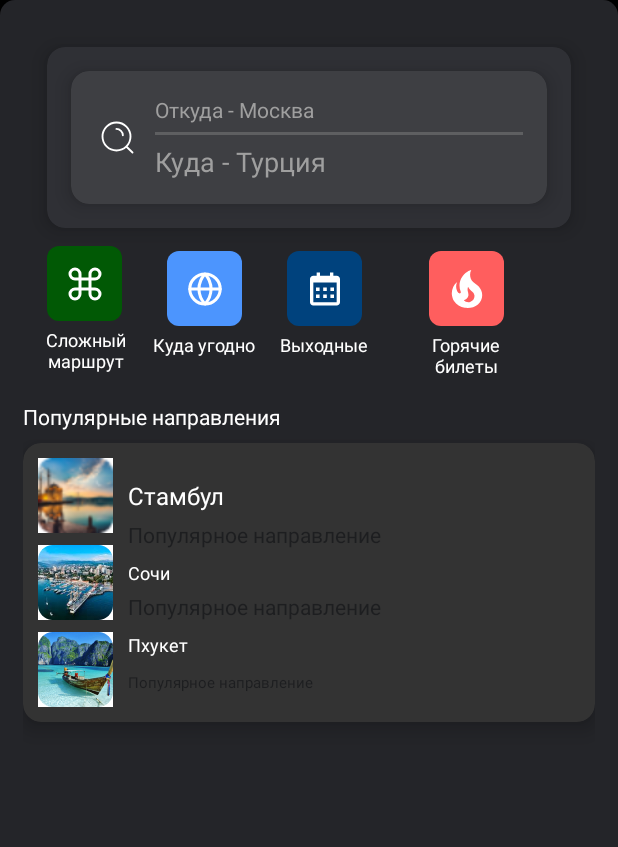
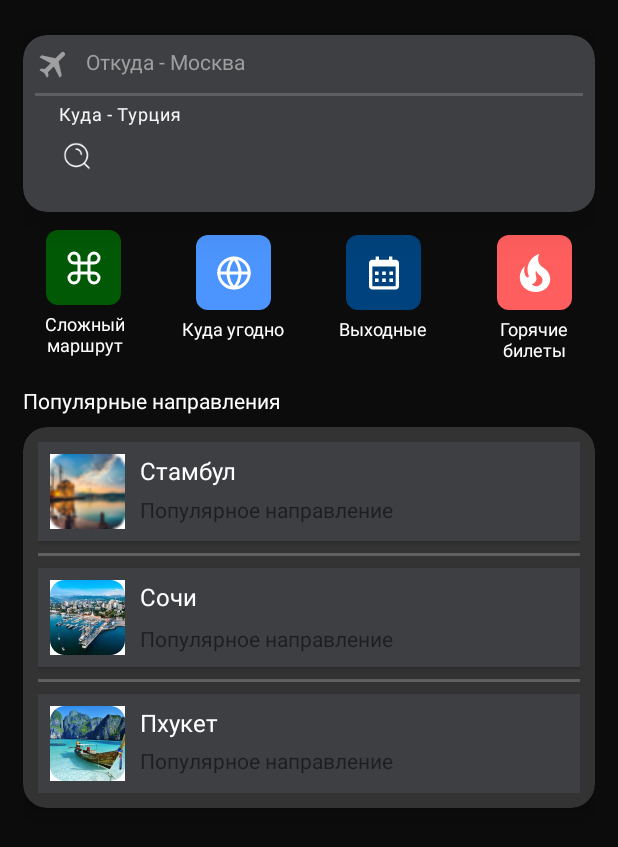
Before and after one commit to AlexeyLomakin/TicketSales, an Android app: the fragment BottomSheetFragment placed in its activity, on a phone screen of 412 x 824 dp. Shown: the top 847 px of the screen. Run offline under Robolectric (Android 15) with nearby library versions, the phone set to English and light mode, and no system bars; our stand-ins replace Dagger/Hilt's generated code, navigation-ui; libraries missing offline, so code that uses them is left out: by.kirich1409.viewbindingdelegate; network calls fail; 5 statements that could not run were skipped.

Commit message:
доделал BottomSheetFragment, добавив обрабокту кнопок. Добавил ChoosingCountryFragment и связанные с ним файлы

```diff
--- a/data/src/main/java/com/data/TicketsService.kt
+++ b/data/src/main/java/com/data/TicketsService.kt
@@ -10,9 +10,9 @@ interface TicketsService {
     @GET("ad9a46ba-276c-4a81-88a6-c068e51cce3a")
     suspend fun getAllOffers(): Response<OffersResponse>
 
-    @GET
+    @GET("c0464573-5a13-45c9-89f8-717436748b69")
     suspend fun getAllTickets(): Flow<List<Tickets>>
 
-    @GET
+    @GET("38b5205d-1a3d-4c2f-9d77-2f9d1ef01a4a")
     suspend fun getAllTicketOffers(): Flow<List<TicketOffers>>
 }
--- a/domain/src/main/java/com/domain/AirTicketsRepository.kt
+++ b/domain/src/main/java/com/domain/AirTicketsRepository.kt
@@ -5,7 +5,9 @@ import kotlinx.coroutines.flow.Flow
 
 interface AirTicketsRepository {
 
-    suspend fun getAllTickets(): Flow<List<TicketsDomainEntity>>
+    fun getAllTickets(): Flow<List<TicketsDomainEntity>>
 
-    suspend fun getAllOffers(): Flow<List<OffersDomainEntity>>
+    fun getAllOffers(): Flow<List<OffersDomainEntity>>
+
+    fun getAllTicketsOffers(): Flow<List<TicketsDomainEntity>>
 }
--- a/presentation/src/main/java/com/presentation/ui/BottomSheetFragment.kt
+++ b/presentation/src/main/java/com/presentation/ui/BottomSheetFragment.kt
@@ -2,7 +2,7 @@ package com.presentation.ui
 
 import android.app.Dialog
 import android.os.Bundle
-import android.view.LayoutInflater
+import android.text.Editable
 import android.view.View
 import android.view.ViewGroup
 import android.widget.FrameLayout
@@ -40,8 +40,45 @@ class BottomSheetFragment : BottomSheetDialogFragment(R.layout.bottom_sheet_sear
 
     override fun onViewCreated(view: View, savedInstanceState: Bundle?) {
         super.onViewCreated(view, savedInstanceState)
-        val departure = arguments?.getString(ARG_DEPARTURE) ?: ""
-        viewBinding.departure.text = departure
+        with(viewBinding) {
+            departure.text = arguments?.getString(ARG_DEPARTURE) ?: ""
+
+            anywhereButton.setOnClickListener  {
+                arrival.text = Editable.Factory.getInstance().newEditable(getString(R.string.anywhere))
+            }
+
+            difficultRouteButton.setOnClickListener  {
+                requireActivity().supportFragmentManager
+                    .beginTransaction()
+                    .replace(R.id.fragment_container_view, CapFragment())
+                    .commit()
+            }
+
+            weekendsButton.setOnClickListener  {
+                requireActivity().supportFragmentManager
+                    .beginTransaction()
+                    .replace(R.id.fragment_container_view, CapFragment())
+                    .commit()
+            }
+
+            hotTicketsButton.setOnClickListener  {
+                requireActivity().supportFragmentManager
+                    .beginTransaction()
+                    .replace(R.id.fragment_container_view, CapFragment())
+                    .commit()
+            }
+
+            istanbulCard.setOnClickListener {
+                arrival.text = Editable.Factory.getInstance().newEditable(getString(R.string.istanbul_name))
+            }
+            sochiCard.setOnClickListener {
+                arrival.text = Editable.Factory.getInstance().newEditable(getString(R.string.sochi_name))
+            }
+            phuketCard.setOnClickListener {
+                arrival.text = Editable.Factory.getInstance().newEditable(getString(R.string.phuket_name))
+            }
+
+        }
     }
 
     companion object {
--- a/presentation/src/main/res/layout/bottom_sheet_search.xml
+++ b/presentation/src/main/res/layout/bottom_sheet_search.xml
@@ -3,31 +3,25 @@
     xmlns:app="http://schemas.android.com/apk/res-auto"
     android:layout_width="match_parent"
     android:layout_height="match_parent"
+    android:background="#0C0C0C"
     android:padding="15dp">
-
-    <androidx.cardview.widget.CardView
-        android:id="@+id/search_card_container"
-        android:layout_width="match_parent"
-        android:layout_height="wrap_content"
-        android:layout_margin="16dp"
-        app:cardCornerRadius="12dp"
-        app:cardElevation="8dp"
-        android:backgroundTint="#2F3035"
-        app:layout_constraintTop_toTopOf="parent">
 
     <androidx.cardview.widget.CardView
         android:id="@+id/card_search"
         android:layout_width="match_parent"
         android:layout_height="wrap_content"
-            android:layout_margin="16dp"
-            app:cardCornerRadius="12dp"
-            app:cardElevation="8dp"
-            android:backgroundTint="#3E3F43">
+        app:cardCornerRadius="16dp"
+        app:cardElevation="20dp"
+        android:layout_marginTop="8dp"
+        android:backgroundTint="#3E3F43"
+        app:layout_constraintTop_toTopOf="parent"
+        android:layout_marginBottom="10dp"
+        app:layout_constraintBottom_toTopOf="@+id/difficult_route_button">
 
         <androidx.constraintlayout.widget.ConstraintLayout
             android:layout_width="match_parent"
             android:layout_height="wrap_content"
-                android:padding="16dp">
+            android:padding="8dp">
 
             <TextView
                 android:id="@+id/departure"
@@ -35,23 +29,15 @@
                 android:layout_height="wrap_content"
                 android:hint="@string/departure_hint"
                 android:inputType="text"
-                    android:layout_marginStart="40dp"
                 android:textColor="@color/white"
                 android:textColorHint="#9F9F9F"
+                android:drawableLeft="@drawable/airplane_grey"
+                android:drawablePadding="10dp"
                 android:background="@android:color/transparent"
                 app:layout_constraintStart_toStartOf="parent"
                 app:layout_constraintTop_toTopOf="parent"
                 app:layout_constraintEnd_toEndOf="parent"
                 app:layout_constraintBottom_toTopOf="@id/divider_view"/>
-
-                <ImageView
-                    android:id="@+id/search_icon"
-                    android:layout_width="30dp"
-                    android:layout_height="30dp"
-                    android:src="@drawable/search_icon"
-                    app:layout_constraintStart_toStartOf="parent"
-                    app:layout_constraintTop_toTopOf="parent"
-                    app:layout_constraintBottom_toBottomOf="parent"/>
 
             <View
                 android:id="@+id/divider_view"
@@ -62,42 +48,48 @@
                 app:layout_constraintEnd_toEndOf="@+id/departure"
                 app:layout_constraintStart_toStartOf="@+id/departure"
                 app:layout_constraintTop_toBottomOf="@+id/departure"
-                    app:layout_constraintBottom_toTopOf="@+id/arrival" />
+                app:layout_constraintBottom_toTopOf="@+id/til_arrival" />
 
+            <com.google.android.material.textfield.TextInputLayout
+                android:id="@+id/til_arrival"
+                android:layout_width="match_parent"
+                android:layout_height="wrap_content"
+                android:layout_marginTop="5dp"
+                app:endIconMode="clear_text"
+                app:layout_constraintEnd_toEndOf="@id/divider_view"
+                app:layout_constraintStart_toStartOf="@id/divider_view"
+                app:layout_constraintTop_toBottomOf="@id/divider_view" >
                 <com.google.android.material.textfield.TextInputEditText
                     android:id="@+id/arrival"
-                    android:layout_width="0dp"
+                    android:layout_width="match_parent"
                     android:layout_height="wrap_content"
                     android:background="@android:color/transparent"
+                    android:drawableLeft="@drawable/search_icon"
+                    android:drawablePadding="10dp"
+                    android:hint="@string/arrival_hint"
                     android:inputType="text"
-                    android:layout_marginTop="5dp"
-                    android:hint="@string/arrival_hint"
-                    android:textColorHint="#9F9F9F"
                     android:textColor="@color/white"
-                    app:layout_constraintTop_toBottomOf="@id/divider_view"
-                    app:layout_constraintStart_toStartOf="@id/divider_view"
-                    app:layout_constraintEnd_toEndOf="@id/divider_view"/>
+                    android:textColorHint="#9F9F9F" />
+            </com.google.android.material.textfield.TextInputLayout>
 
         </androidx.constraintlayout.widget.ConstraintLayout>
 
     </androidx.cardview.widget.CardView>
-
-    </androidx.cardview.widget.CardView>
-
 
     <ImageButton
         android:id="@+id/difficult_route_button"
         android:layout_width="50dp"
         android:layout_height="50dp"
         android:layout_marginTop="12dp"
+        android:layout_marginStart="15dp"
         android:background="@drawable/roundcorner"
         android:backgroundTint="@color/dark_green"
         android:clickable="true"
         android:focusable="true"
         android:scaleType="center"
         android:src="@drawable/difficult_route"
-        app:layout_constraintStart_toStartOf="@+id/search_card_container"
-        app:layout_constraintTop_toBottomOf="@+id/search_card_container" />
+        app:layout_constraintStart_toStartOf="@+id/card_search"
+        app:layout_constraintTop_toBottomOf="@+id/card_search" />
 
     <TextView
         android:id="@+id/tv_difficult_route"
@@ -116,7 +108,7 @@
         android:id="@+id/anywhere_button"
         android:layout_width="50dp"
         android:layout_height="50dp"
-        android:layout_marginStart="30dp"
+        android:layout_marginStart="50dp"
         android:layout_marginTop="15dp"
         android:backgroundTint="@color/blue"
         android:background="@drawable/roundcorner"
@@ -125,14 +117,14 @@
         android:scaleType="center"
         android:src="@drawable/anywhere"
         app:layout_constraintStart_toEndOf="@id/difficult_route_button"
-        app:layout_constraintTop_toBottomOf="@+id/search_card_container"
+        app:layout_constraintTop_toBottomOf="@+id/card_search"
         app:cardCornerRadius="12dp"/>
 
     <TextView
         android:id="@+id/tv_anywhere"
         android:layout_width="wrap_content"
         android:layout_height="wrap_content"
-        android:text="Куда угодно"
+        android:text="@string/anywhere"
         android:textColor="@color/white"
         android:textSize="12sp"
         android:gravity="center"
@@ -145,7 +137,7 @@
         android:id="@+id/weekends_button"
         android:layout_width="50dp"
         android:layout_height="50dp"
-        android:layout_marginStart="30dp"
+        android:layout_marginStart="50dp"
         android:layout_marginTop="15dp"
         android:backgroundTint="@color/dark_blue"
         android:background="@drawable/roundcorner"
@@ -154,7 +146,7 @@
         android:scaleType="center"
         android:src="@drawable/weekends"
         app:layout_constraintStart_toEndOf="@id/anywhere_button"
-        app:layout_constraintTop_toBottomOf="@+id/search_card_container"
+        app:layout_constraintTop_toBottomOf="@+id/card_search"
         app:cardCornerRadius="12dp"/>
 
     <TextView
@@ -176,14 +168,14 @@
         android:layout_height="50dp"
         android:layout_marginTop="15dp"
         android:backgroundTint="@color/red"
+        android:layout_marginEnd="15dp"
         android:background="@drawable/roundcorner"
         android:clickable="true"
         android:focusable="true"
         android:scaleType="center"
         android:src="@drawable/hot_tickets"
-        app:layout_constraintStart_toEndOf="@id/weekends_button"
-        app:layout_constraintTop_toBottomOf="@+id/search_card_container"
-        app:layout_constraintEnd_toEndOf="@+id/search_card_container"
+        app:layout_constraintTop_toBottomOf="@+id/card_search"
+        app:layout_constraintEnd_toEndOf="@+id/card_search"
         app:cardCornerRadius="12dp"/>
 
     <TextView
@@ -214,7 +206,7 @@
         android:id="@+id/popular_destinations_card"
         android:layout_width="match_parent"
         android:layout_height="wrap_content"
-        app:cardCornerRadius="12dp"
+        app:cardCornerRadius="16dp"
         app:cardElevation="8dp"
         android:layout_marginTop="8dp"
         android:layout_marginBottom="8dp"
@@ -224,75 +216,145 @@
         <androidx.constraintlayout.widget.ConstraintLayout
             android:layout_width="match_parent"
             android:layout_height="wrap_content"
-            android:layout_marginStart="10dp"
-            android:layout_marginTop="10dp"
-            android:layout_marginBottom="10dp">
+            android:padding="10dp">
+
+            <androidx.cardview.widget.CardView
+                android:id="@+id/istanbul_card"
+                android:layout_width="match_parent"
+                android:layout_height="wrap_content"
+                app:cardCornerRadius="0dp"
+                android:backgroundTint="#3E3F43"
+                app:layout_constraintTop_toTopOf="parent"
+                app:layout_constraintStart_toStartOf="parent"
+                android:clickable="true"
+                android:focusable="true"
+                android:focusableInTouchMode="true">
+
+                <androidx.constraintlayout.widget.ConstraintLayout
+                    android:layout_width="match_parent"
+                    android:layout_height="wrap_content"
+                    android:clickable="true"
+                    android:padding="8dp">
 
                     <ImageView
                         android:id="@+id/iv_istanbul"
                         android:layout_width="50dp"
                         android:layout_height="50dp"
+                        android:layout_marginEnd="8dp"
                         android:src="@drawable/istanbul"
                         app:layout_constraintStart_toStartOf="parent"
-                app:layout_constraintTop_toTopOf="parent"
-                android:layout_marginEnd="8dp"/>
+                        app:layout_constraintTop_toTopOf="parent" />
 
                     <TextView
                         android:id="@+id/tv_istanbul"
                         android:layout_width="0dp"
                         android:layout_height="wrap_content"
                         android:layout_marginStart="10dp"
-                android:text="Стамбул"
+                        android:text="@string/istanbul_name"
                         android:textColor="@color/white"
                         android:textSize="16sp"
-                app:layout_constraintTop_toTopOf="@+id/iv_istanbul"
                         app:layout_constraintStart_toEndOf="@id/iv_istanbul"
-                app:layout_constraintBottom_toBottomOf="@id/iv_istanbul"/>
+                        app:layout_constraintTop_toTopOf="@+id/iv_istanbul" />
 
                     <TextView
                         android:id="@+id/tv_istanbul_subtitle"
                         android:layout_width="0dp"
                         android:layout_height="wrap_content"
-                android:text="Популярное направление"
+                        android:layout_marginTop="5dp"
+                        android:text="@string/popular_destination"
                         android:textColor="@color/gray1"
                         android:textSize="14sp"
-                android:layout_marginTop="5dp"
                         app:layout_constraintStart_toStartOf="@id/tv_istanbul"
-                app:layout_constraintTop_toBottomOf="@id/tv_istanbul"/>
+                        app:layout_constraintTop_toBottomOf="@id/tv_istanbul" />
+
+                </androidx.constraintlayout.widget.ConstraintLayout>
+
+            </androidx.cardview.widget.CardView>
+
+            <View
+                android:id="@+id/istanbul_sochi_divider"
+                android:layout_width="0dp"
+                android:layout_height="2dp"
+                android:background="#5E5F61"
+                android:layout_marginTop="8dp"
+                android:layout_marginBottom="8dp"
+                app:layout_constraintTop_toBottomOf="@+id/istanbul_card"
+                app:layout_constraintStart_toStartOf="parent"/>
+
+            <androidx.cardview.widget.CardView
+                android:id="@+id/sochi_card"
+                android:layout_width="match_parent"
+                android:layout_height="wrap_content"
+                app:cardCornerRadius="0dp"
+                android:backgroundTint="#3E3F43"
+                android:layout_marginTop="8dp"
+                app:layout_constraintTop_toBottomOf="@+id/istanbul_sochi_divider"
+                app:layout_constraintStart_toStartOf="@+id/istanbul_card">
+
+                <androidx.constraintlayout.widget.ConstraintLayout
+                    android:layout_width="match_parent"
+                    android:layout_height="wrap_content"
+                    android:padding="8dp">
 
                     <ImageView
                         android:id="@+id/iv_sochi"
                         android:layout_width="50dp"
                         android:layout_height="50dp"
+                        android:layout_marginEnd="8dp"
                         android:src="@drawable/sochi"
                         app:layout_constraintStart_toStartOf="parent"
-                app:layout_constraintTop_toBottomOf="@id/iv_istanbul"
-                app:layout_constraintBottom_toTopOf="@id/iv_phuket"
-                android:layout_marginTop="8dp"
-                android:layout_marginEnd="8dp"/>
+                        app:layout_constraintTop_toTopOf="parent" />
 
                     <TextView
                         android:id="@+id/tv_sochi"
                         android:layout_width="0dp"
                         android:layout_height="wrap_content"
-                android:text="Сочи"
+                        android:layout_marginStart="10dp"
+                        android:text="@string/sochi_name"
                         android:textColor="@color/white"
-                android:textSize="12sp"
-                android:layout_marginTop="10dp"
-                app:layout_constraintStart_toStartOf="@id/tv_istanbul"
-                app:layout_constraintTop_toTopOf="@id/iv_sochi"/>
+                        android:textSize="16sp"
+                        app:layout_constraintStart_toEndOf="@id/iv_sochi"
+                        app:layout_constraintTop_toTopOf="@+id/iv_sochi" />
 
                     <TextView
                         android:id="@+id/tv_sochi_subtitle"
                         android:layout_width="0dp"
                         android:layout_height="wrap_content"
-                android:text="Популярное направление"
+                        android:layout_marginTop="5dp"
+                        android:text="@string/popular_destination"
                         android:textColor="@color/gray1"
                         android:textSize="14sp"
-                android:layout_marginTop="5dp"
-                app:layout_constraintStart_toStartOf="@id/tv_istanbul"
-                app:layout_constraintTop_toBottomOf="@id/tv_sochi"
-                app:layout_constraintBottom_toBottomOf="@id/iv_sochi"/>
+                        app:layout_constraintBottom_toBottomOf="@id/iv_sochi"
+                        app:layout_constraintStart_toStartOf="@id/tv_sochi"
+                        app:layout_constraintTop_toBottomOf="@id/tv_sochi" />
+
+                </androidx.constraintlayout.widget.ConstraintLayout>
+
+            </androidx.cardview.widget.CardView>
+
+            <View
+                android:id="@+id/sochi_phuket_divider"
+                android:layout_width="0dp"
+                android:layout_height="2dp"
+                android:background="#5E5F61"
+                android:layout_marginTop="8dp"
+                android:layout_marginBottom="8dp"
+                app:layout_constraintTop_toBottomOf="@+id/sochi_card"
+                app:layout_constraintStart_toStartOf="parent"/>
+
+            <androidx.cardview.widget.CardView
+                android:id="@+id/phuket_card"
+                android:layout_width="match_parent"
+                android:layout_height="wrap_content"
+                app:cardCornerRadius="0dp"
+                android:backgroundTint="#3E3F43"
+                android:layout_marginTop="8dp"
+                app:layout_constraintTop_toBottomOf="@+id/sochi_phuket_divider">
+
+                <androidx.constraintlayout.widget.ConstraintLayout
+                    android:layout_width="match_parent"
+                    android:layout_height="wrap_content"
+                    android:padding="8dp">
 
                     <ImageView
                         android:id="@+id/iv_phuket"
@@ -300,31 +362,34 @@
                         android:layout_height="50dp"
                         android:src="@drawable/phuket"
                         app:layout_constraintStart_toStartOf="parent"
-                app:layout_constraintTop_toBottomOf="@id/iv_sochi"
-                app:layout_constraintBottom_toBottomOf="parent"
-                android:layout_marginTop="8dp"
+                        app:layout_constraintTop_toTopOf="parent"
                         android:layout_marginEnd="8dp"/>
 
                     <TextView
                         android:id="@+id/tv_phuket"
                         android:layout_width="0dp"
                         android:layout_height="wrap_content"
-                android:text="Пхукет"
+                        android:text="@string/phuket_name"
                         android:textColor="@color/white"
-                android:textSize="12sp"
-                app:layout_constraintStart_toStartOf="@id/tv_istanbul"
-                app:layout_constraintTop_toTopOf="@id/iv_phuket"/>
+                        android:textSize="16sp"
+                        android:layout_marginStart="10dp"
+                        app:layout_constraintTop_toTopOf="@+id/iv_phuket"
+                        app:layout_constraintStart_toEndOf="@id/iv_phuket"/>
 
                     <TextView
                         android:id="@+id/tv_phuket_subtitle"
                         android:layout_width="0dp"
                         android:layout_height="wrap_content"
-                android:text="Популярное направление"
+                        android:text="@string/popular_destination"
                         android:textColor="@color/gray1"
-                android:textSize="10sp"
-                app:layout_constraintStart_toStartOf="@id/tv_istanbul"
+                        android:textSize="14sp"
+                        app:layout_constraintStart_toStartOf="@id/tv_phuket"
                         app:layout_constraintTop_toBottomOf="@id/tv_phuket"
                         app:layout_constraintBottom_toBottomOf="@id/iv_phuket"/>
+
+                </androidx.constraintlayout.widget.ConstraintLayout>
+
+            </androidx.cardview.widget.CardView>
 
         </androidx.constraintlayout.widget.ConstraintLayout>
     </androidx.cardview.widget.CardView>
--- a/presentation/src/main/res/layout/fragment_offers.xml
+++ b/presentation/src/main/res/layout/fragment_offers.xml
@@ -62,7 +62,6 @@
 
                 <ImageView
                     android:id="@+id/search_icon"
-
                     android:layout_width="30dp"
                     android:layout_height="30dp"
                     android:src="@drawable/search_icon"
--- a/presentation/src/main/res/values/strings.xml
+++ b/presentation/src/main/res/values/strings.xml
@@ -9,4 +9,10 @@
     <string name="recommendations_title">Музыкально отлететь</string>
     <string name="departure_hint">Откуда - Москва</string>
     <string name="arrival_hint">Куда - Турция</string>
+    <string name="popular_destination">Популярное направление</string>
+    <string name="anywhere">Куда угодно</string>
+    <string name="istanbul_name">Стамбул</string>
+    <string name="sochi_name">Сочи</string>
+    <string name="phuket_name">Пхукет</string>
+
 </resources>
```
Also changed, not shown: app/src/main/java/com/airtickets/Modules.kt (+1 -25 lines), data/src/main/java/com/data/AirTicketsRepositoryImpl.kt (+4 -4 lines), presentation/src/main/java/com/presentation/ui/CapFragment.kt (+13 -2 lines), presentation/src/main/java/com/presentation/ui/ChoosingCountryAdapter.kt (added, +46 -0 lines), presentation/src/main/java/com/presentation/ui/ChoosingCountryFragment.kt (added, +8 -0 lines), presentation/src/main/res/layout/choosing_country_fragment.xml (added, +193 -0 lines). Lines whose indentation alone changed are shown as unchanged.
